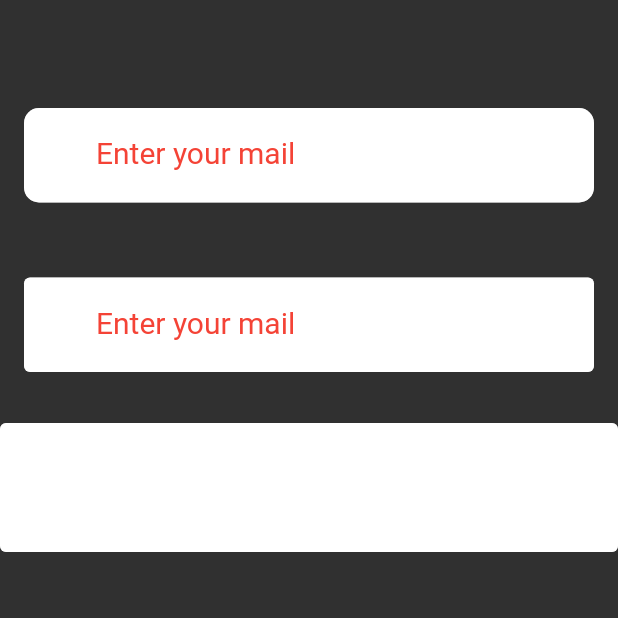
After one commit to sgokhanbirkin/flutter_full_tutorial_velibacik, a Flutter app: the screen it shows after launch, on a phone screen of 412 x 824 dp, the top half of it. The commit adds this screen. Run offline on Flutter 3.47's test engine with Material 2 defaults, Android fonts, the light colour scheme and no system bars.

Commit message:
Temelden Zirveye Flutter: #6
https://www.youtube.com/watch?v=YSbQ5_yS2ug&list=PL1k5oWAuBhgXdw1BbxVGxxWRmkGB1C11l&index=7

```diff
--- a/tutorial/lib/101/card_learn.dart
+++ b/tutorial/lib/101/card_learn.dart
@@ -9,7 +9,7 @@ class CardLearn extends StatelessWidget {
       appBar: AppBar(),
       body: Center(
         child: Column(
-          children: [
+          children: const [
             // Card(
             //   margin: ProjectMargins.pageMargin,
             //   shadowColor: Colors.white,
@@ -84,7 +84,7 @@ class ProjectMargins {
 // RoundedRectangleBorder()
 
 class _CustomCard extends StatelessWidget {
-  _CustomCard({Key? key, required this.child}) : super(key: key);
+  const _CustomCard({Key? key, required this.child}) : super(key: key);
   final Widget child;
   // final roundenRectangleBorder = BorderRadius.circular(20);
   @override
--- a/tutorial/lib/101/column_row_learn.dart
+++ b/tutorial/lib/101/column_row_learn.dart
@@ -23,7 +23,7 @@ class ColumnRowLearn extends StatelessWidget {
             ),
           ),
           //Expanded(flex: 2, child: FlutterLogo()),
-          Spacer(flex: 2),
+          const Spacer(flex: 2),
           Expanded(
             flex: 2,
             child: Row(
@@ -37,7 +37,7 @@ class ColumnRowLearn extends StatelessWidget {
               ],
             ),
           ),
-          Container(
+          SizedBox(
             height: ProjectContainerSizes.cardHeight,
             child: Column(
               children: [
--- a/tutorial/lib/101/indicator_learn.dart
+++ b/tutorial/lib/101/indicator_learn.dart
@@ -7,7 +7,7 @@ class IndicatorLearn extends StatelessWidget {
   Widget build(BuildContext context) {
     return Scaffold(
       appBar: AppBar(
-        actions: [CenterRedCircularProgress()],
+        actions: const [CenterRedCircularProgress()],
       ),
       body: Center(
         child: Column(
--- a/tutorial/lib/101/list_tile_learn.dart
+++ b/tutorial/lib/101/list_tile_learn.dart
@@ -17,20 +17,20 @@ class ListTileLearn extends StatelessWidget {
                 child: ListTile(
                   title: const RandomImage(height: 100),
                   contentPadding: EdgeInsets.zero,
-                  subtitle: Text('This is my card'),
+                  subtitle: const Text('This is my card'),
                   minVerticalPadding: 0,
                   dense: true,
                   leading: Container(
                     alignment: Alignment.topCenter,
                     height: 100,
                     width: 20,
-                    child: Icon(Icons.money),
+                    child: const Icon(Icons.money),
                   ),
                   trailing: Container(
                     // color: Colors.red,
                     alignment: Alignment.bottomCenter,
                     width: 20,
-                    child: Icon(Icons.chevron_right),
+                    child: const Icon(Icons.chevron_right),
                   ),
                   onTap: () {},
                   style: ListTileStyle.drawer,
--- a/tutorial/lib/101/stack_learn.dart
+++ b/tutorial/lib/101/stack_learn.dart
@@ -14,7 +14,7 @@ class StackLearn extends StatelessWidget {
             height: 100,
           ),
           Padding(
-            padding: EdgeInsets.only(top: 50),
+            padding: const EdgeInsets.only(top: 50),
             child: Container(
               color: Colors.blue,
               height: 100,
--- /dev/null
+++ b/tutorial/lib/101/text_field_learn.dart
@@ -0,0 +1,112 @@
+import 'package:flutter/material.dart';
+import 'package:flutter/services.dart';
+import 'package:tutorial/product/language/language_items.dart';
+
+class TextFieldLearn extends StatefulWidget {
+  const TextFieldLearn({Key? key}) : super(key: key);
+
+  @override
+  State<TextFieldLearn> createState() => _TextFieldLearnState();
+}
+
+class _TextFieldLearnState extends State<TextFieldLearn> {
+  final key = GlobalKey();
+  FocusNode focusNodeTextFieldOne = FocusNode();
+  FocusNode focusNodeTextFieldTwo = FocusNode();
+  @override
+  Widget build(BuildContext context) {
+    return Scaffold(
+      appBar: AppBar(),
+      body: Column(
+        children: [
+          Padding(
+            padding: const EdgeInsets.all(16.0),
+            child: TextField(
+              maxLength: 20,
+              textInputAction: TextInputAction.next,
+              buildCounter: (
+                BuildContext context, {
+                int? currentLength,
+                int? maxLength,
+                bool? isFocused,
+              }) {
+                // return Text('$currentLength/$maxLength');
+                return Container(
+                  key: key,
+                  //duration: const Duration(seconds: 1),
+                  //color: Colors.green[100 * ((currentLength ?? 0) ~/ 2)],
+                  height: 10,
+                  width: 10.0 * (currentLength ?? 0),
+                  color: Colors.green,
+                );
+              },
+              keyboardType: TextInputType.emailAddress,
+              autofillHints: const [AutofillHints.email],
+              inputFormatters: [TextProjectInputFormmatter()._formmater],
+              focusNode: focusNodeTextFieldTwo,
+              decoration: InputDecoration(
+                prefixIcon: Icon(Icons.mail),
+                labelText: 'Enter your mail',
+                border: OutlineInputBorder(
+                  borderRadius: BorderRadius.circular(10),
+                ),
+                // fillColor: Colors.white,
+                // filled: true,
+              ),
+            ),
+          ),
+          Padding(
+            padding: const EdgeInsets.all(16.0),
+            child: TextField(
+              maxLength: 20,
+              textInputAction: TextInputAction.next,
+              buildCounter: (
+                BuildContext context, {
+                int? currentLength,
+                int? maxLength,
+                bool? isFocused,
+              }) {
+                // return Text('$currentLength/$maxLength');
+                return AnimatedContainer(
+                  duration: const Duration(seconds: 1),
+                  //color: Colors.green[100 * ((currentLength ?? 0) ~/ 2)],
+                  height: 10,
+                  width: 10.0 * (currentLength ?? 0),
+                  color: Colors.green,
+                );
+              },
+              keyboardType: TextInputType.emailAddress,
+              autofillHints: const [AutofillHints.email],
+              inputFormatters: [TextProjectInputFormmatter()._formmater],
+              focusNode: focusNodeTextFieldOne,
+              decoration: InputDecorator().emailInput,
+            ),
+          ),
+          TextField(
+            minLines: 2,
+            maxLines: 4,
+          )
+        ],
+      ),
+    );
+  }
+}
+
+class TextProjectInputFormmatter {
+  final _formmater = TextInputFormatter.withFunction((oldValue, newValue) {
+    if (oldValue.text == 'a') {
+      return oldValue;
+    }
+    return newValue;
+  });
+}
+
+class InputDecorator {
+  final emailInput = const InputDecoration(
+    prefixIcon: Icon(Icons.mail),
+    labelText: LanguageItems.mailTitle,
+    border: OutlineInputBorder(),
+    // fillColor: Colors.white,
+    // filled: true,
+  );
+}
--- a/tutorial/lib/demos/note_demos_view.dart
+++ b/tutorial/lib/demos/note_demos_view.dart
@@ -3,7 +3,7 @@ import 'package:flutter/services.dart';
 import 'package:tutorial/101/image_learn.dart';
 
 class NodeDemosView extends StatelessWidget {
-  NodeDemosView({Key? key}) : super(key: key);
+  const NodeDemosView({Key? key}) : super(key: key);
   final _title = 'Create your firs note';
   final _description =
       'Add a note abbout anything (your thougths on climate change, or your history essay and share it witht the world.';
@@ -59,9 +59,7 @@ class NodeDemosView extends StatelessWidget {
 
 // Center text widget
 class _SubtitleWidget extends StatelessWidget {
-  const _SubtitleWidget(
-      {Key? key, this.textAlign = TextAlign.center, required this.data})
-      : super(key: key);
+  const _SubtitleWidget({Key? key, this.textAlign = TextAlign.center, required this.data}) : super(key: key);
   final TextAlign? textAlign;
   final String data;
 
--- a/tutorial/lib/demos/stack_demo_view.dart
+++ b/tutorial/lib/demos/stack_demo_view.dart
@@ -18,7 +18,7 @@ class StateDemoView extends StatelessWidget {
               alignment: Alignment.center,
               children: [
                 Positioned.fill(
-                  child: RandomImage(),
+                  child: const RandomImage(),
                   bottom: _cardHeight / 2,
                 ),
                 Positioned(
@@ -39,7 +39,7 @@ class StateDemoView extends StatelessWidget {
   }
 
   Card _cardCustom() {
-    return Card(
+    return const Card(
       color: Colors.white,
       shape: RoundedRectangleBorder(),
     );
--- a/tutorial/lib/main.dart
+++ b/tutorial/lib/main.dart
@@ -1,16 +1,10 @@
 import 'package:flutter/material.dart';
 import 'package:flutter/services.dart';
-import 'package:tutorial/101/card_learn.dart';
 import 'package:tutorial/101/color_learn.dart';
-import 'package:tutorial/101/column_row_learn.dart';
-import 'package:tutorial/101/custom_widget_learn.dart';
-import 'package:tutorial/101/image_learn.dart';
-import 'package:tutorial/101/indicator_learn.dart';
-import 'package:tutorial/101/list_tile_learn.dart';
-import 'package:tutorial/101/padding_learn.dart';
-import 'package:tutorial/101/stack_learn.dart';
-import 'package:tutorial/101/stateless_learn.dart';
-import 'package:tutorial/demos/note_demos_view.dart';
+import 'package:tutorial/101/page_view_learn.dart';
+import 'package:tutorial/101/statefull_learn.dart';
+import 'package:tutorial/101/statefull_life_cycle_learn.dart';
+import 'package:tutorial/101/text_field_learn.dart';
 import 'package:tutorial/demos/stack_demo_view.dart';
 
 void main() {
@@ -30,7 +24,7 @@ class MyApp extends StatelessWidget {
         // iconTheme: IconThemeData(
         //   color: Colors.white,
         // ),
-        listTileTheme: ListTileThemeData(
+        listTileTheme: const ListTileThemeData(
           contentPadding: EdgeInsets.zero,
         ),
         cardTheme: CardTheme(
@@ -38,18 +32,27 @@ class MyApp extends StatelessWidget {
             borderRadius: BorderRadius.circular(20),
           ),
         ),
-        progressIndicatorTheme: ProgressIndicatorThemeData(
+        progressIndicatorTheme: const ProgressIndicatorThemeData(
           color: Colors.red,
         ),
         errorColor: ColorsItems.errorColor,
         colorScheme: const ColorScheme.dark(
-          primary: Color.fromARGB(255, 38, 69, 223),
-          onPrimary: Color.fromARGB(255, 255, 95, 95),
+          primary: Color.fromARGB(255, 17, 94, 236),
+          onPrimary: Color.fromARGB(255, 255, 255, 255),
           onBackground: Color.fromARGB(255, 255, 255, 255),
           background: Color.fromARGB(255, 186, 182, 182),
           surface: Color.fromARGB(255, 252, 98, 98),
           error: ColorsItems.errorColor,
         ),
+        inputDecorationTheme: InputDecorationTheme(
+          filled: true,
+          fillColor: Colors.white,
+          iconColor: Colors.red,
+          border: OutlineInputBorder(),
+          labelStyle: TextStyle(color: Colors.red),
+          hintStyle: TextStyle(color: Colors.red),
+        ),
+        textTheme: TextTheme(subtitle1: TextStyle(color: Colors.red, fontSize: 20)),
         appBarTheme: const AppBarTheme(
           centerTitle: true,
           backgroundColor: Colors.transparent,
@@ -58,7 +61,7 @@ class MyApp extends StatelessWidget {
         ),
       ),
       debugShowCheckedModeBanner: false,
-      home: StateDemoView(),
+      home: const TextFieldLearn(),
     );
   }
 }
--- /dev/null
+++ b/tutorial/lib/product/language/language_items.dart
@@ -0,0 +1,4 @@
+class LanguageItems {
+  static const String welcomeTitle = 'Merhaba';
+  static const String mailTitle = 'Enter your mail';
+}
```
Also changed, not shown: tutorial/lib/101/page_view_learn.dart (added, +78 -0 lines), tutorial/lib/101/statefull_learn.dart (added, +90 -0 lines), tutorial/lib/101/statefull_life_cycle_learn.dart (added, +79 -0 lines), tutorial/lib/product/counter_hello_button.dart (added, +28 -0 lines).
